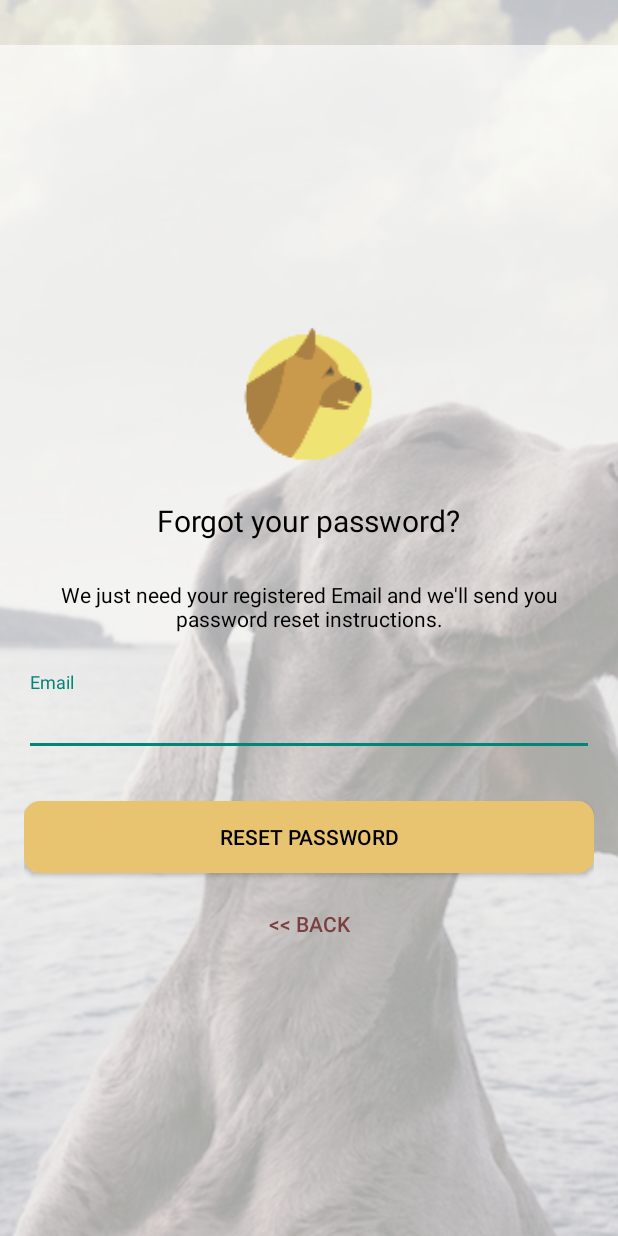
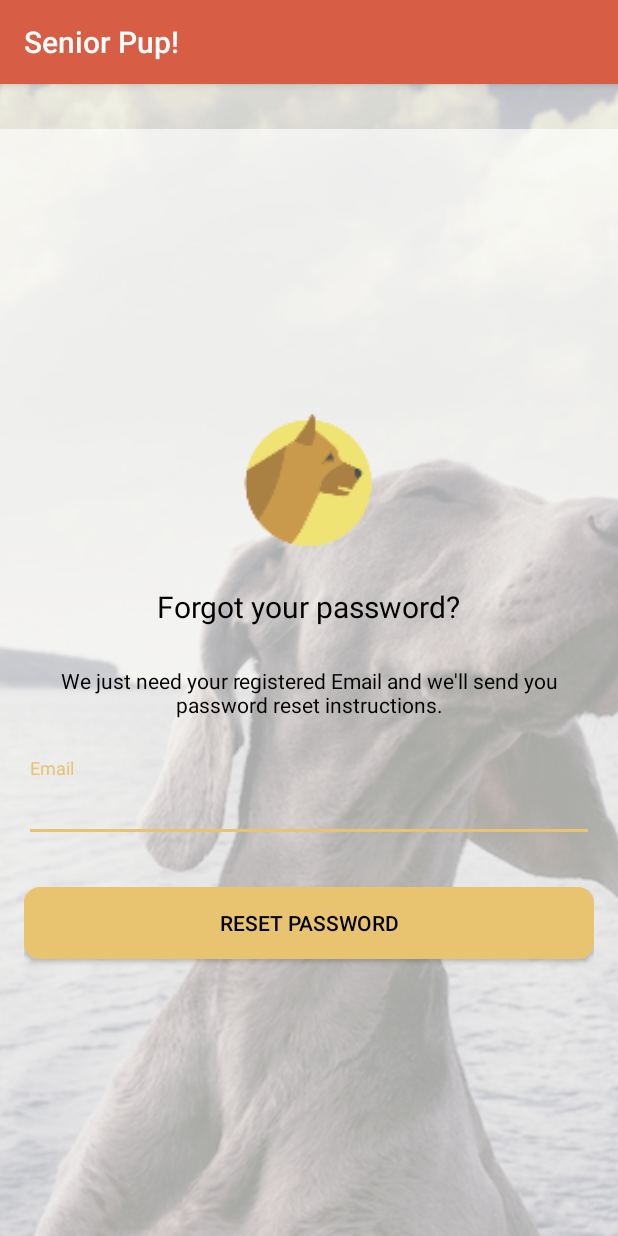
Before and after one commit to ElysiaAvery/SeniorDogsFinder, an Android app: the ResetPasswordActivity screen opened directly, with no data from a screen before it, on a phone screen of 412 x 824 dp. Run offline under Robolectric (Android 15) with nearby library versions, the phone set to English and light mode, and no system bars; our stand-ins replace Firebase (no records; nobody signed in at launch, a user with empty details on screens opened directly).

Commit message:
Edit Manifest with parent activities

```diff
--- a/app/src/main/AndroidManifest.xml
+++ b/app/src/main/AndroidManifest.xml
@@ -22,8 +22,7 @@
             </intent-filter>
         </activity>
         <activity
-            android:name=".ui.SignUpActivity"
-            android:theme="@style/NoActionBarTheme">
+            android:name=".ui.SignUpActivity">
             <meta-data
                 android:name="android.support.PARENT_ACTIVITY"
                 android:value="com.example.guest.seniordogsfinder.ui.LoginActivity" />
@@ -34,8 +33,7 @@
                 android:value="com.example.guest.seniordogsfinder.ui.MainActivity" />
         </activity>
         <activity
-            android:name=".ui.ResetPasswordActivity"
-            android:theme="@style/NoActionBarTheme">
+            android:name=".ui.ResetPasswordActivity">
             <meta-data
                 android:name="android.support.PARENT_ACTIVITY"
                 android:value="com.example.guest.seniordogsfinder.ui.LoginActivity" />
--- a/app/src/main/java/com/example/guest/seniordogsfinder/ui/ResetPasswordActivity.java
+++ b/app/src/main/java/com/example/guest/seniordogsfinder/ui/ResetPasswordActivity.java
@@ -22,7 +22,7 @@ import com.google.firebase.auth.FirebaseAuth;
 public class ResetPasswordActivity extends AppCompatActivity {
     Dialog customProgress;
     private EditText inputEmail;
-    private Button btnReset, btnBack;
+    private Button btnReset;
     private FirebaseAuth auth;
     private ProgressBar progressBar;
 
@@ -33,17 +33,9 @@ public class ResetPasswordActivity extends AppCompatActivity {
 
         inputEmail = (EditText) findViewById(R.id.email);
         btnReset = (Button) findViewById(R.id.btn_reset_password);
-        btnBack = (Button) findViewById(R.id.btn_back);
         progressBar = (ProgressBar) findViewById(R.id.progressBar);
 
         auth = FirebaseAuth.getInstance();
-
-        btnBack.setOnClickListener(new View.OnClickListener() {
-            @Override
-            public void onClick(View v) {
-                finish();
-            }
-        });
 
         btnReset.setOnClickListener(new View.OnClickListener() {
             @Override
--- a/app/src/main/res/layout/activity_reset_password.xml
+++ b/app/src/main/res/layout/activity_reset_password.xml
@@ -6,6 +6,7 @@
     android:layout_height="match_parent"
     android:layout_gravity="center"
     android:fitsSystemWindows="true"
+    android:background="#A6ffffff"
     tools:context="com.example.guest.seniordogsfinder.ui.ResetPasswordActivity">
 
     <ImageView
@@ -77,15 +78,6 @@
             android:text="@string/btn_reset_password"
             android:textColor="@android:color/black" />
 
-        <Button
-            android:id="@+id/btn_back"
-            android:layout_width="wrap_content"
-            android:layout_height="wrap_content"
-            android:layout_marginTop="10dp"
-            android:background="@null"
-            android:text="@string/btn_back"
-            android:textColor="@color/colorPrimaryDark" />
-
     </LinearLayout>
 
     <ProgressBar
```
